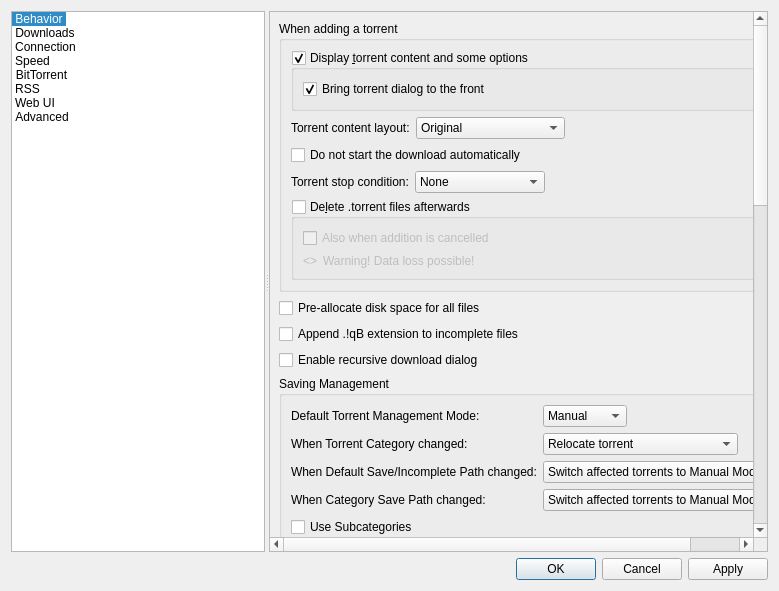
The window that src/gui/optionsdialog.ui (SysAdminDoc/qBittorrent-Vanced) describes before a commit, drawn with Qt 5.
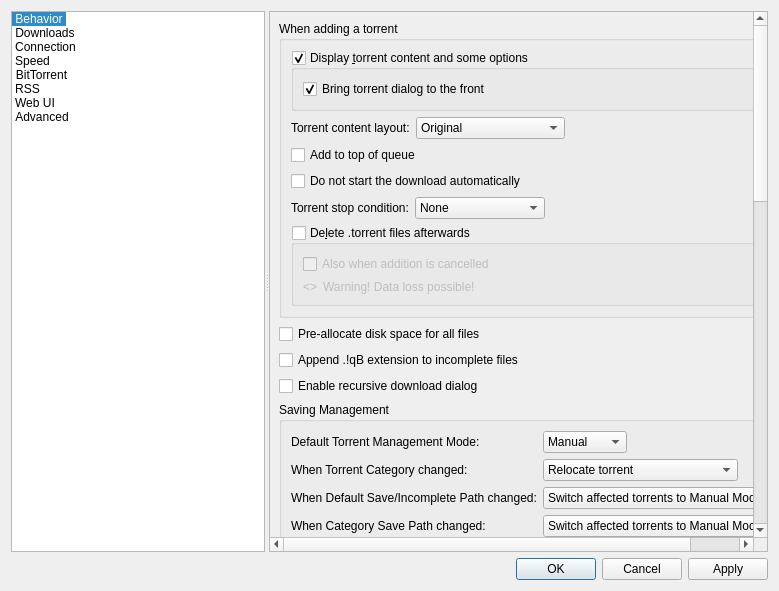
The same window after the commit. The open tabs and pages were chosen to show the change. Custom widgets are drawn as their Qt base class.

Commit message:
Allow to add new torrents to queue top
PR #18518.
Closes #11599.

Diff of the .ui file:
```diff
--- a/src/gui/optionsdialog.ui
+++ b/src/gui/optionsdialog.ui
@@ -857,6 +857,16 @@
                  </item>
                 </layout>
                </item>
+               <item>
+                <widget class="QCheckBox" name="checkAddToQueueTop">
+                 <property name="toolTip">
+                  <string>The torrent will be added to the top of the download queue</string>
+                 </property>
+                 <property name="text">
+                  <string extracomment="The torrent will be added to the top of the download queue">Add to top of queue</string>
+                 </property>
+                </widget>
+               </item>
                <item>
                 <widget class="QCheckBox" name="checkStartPaused">
                  <property name="toolTip">
```
The commit also changes 13 other files.
